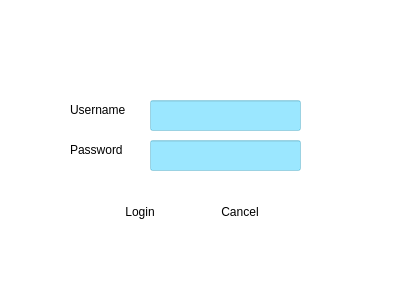
Decycle/Project2, file loginpage.ui: the form before one commit.
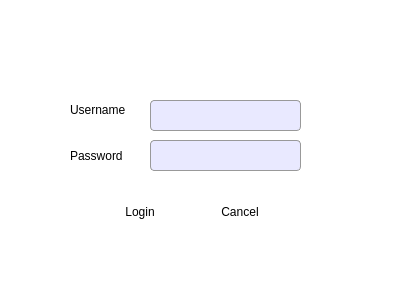
The form after the commit.

Diff of the .ui file:
```diff
--- a/loginpage.ui
+++ b/loginpage.ui
@@ -42,7 +42,7 @@
     </rect>
    </property>
    <property name="styleSheet">
-    <string notr="true">background-color:rgba(0, 195, 255, 100);color:black;padding: 5px;</string>
+    <string notr="true">background-color:rgba(200, 200, 255, 100);color:black;padding: 5px; border: 1px solid #999; border-radius: 4px;</string>
    </property>
   </widget>
   <widget class="QLineEdit" name="password">
@@ -55,7 +55,7 @@
     </rect>
    </property>
    <property name="styleSheet">
-    <string notr="true">background-color:rgba(0, 195, 255, 100);color:black;padding: 5px;</string>
+    <string notr="true">background-color:rgba(200, 200, 255, 100);color:black;padding: 5px; border: 1px solid #999; border-radius: 4px;</string>
    </property>
    <property name="echoMode">
     <enum>QLineEdit::Password</enum>
@@ -83,7 +83,7 @@
      <x>70</x>
      <y>140</y>
      <width>71</width>
-     <height>20</height>
+     <height>31</height>
     </rect>
    </property>
    <property name="styleSheet">
```
